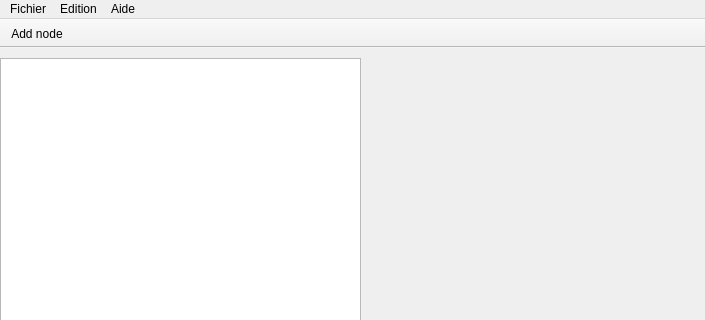
lomsansnom/IHM_OFELI, file mainwindow.ui: the form before one commit; both pictures show x 0 to 705 and y 0 to 320 of the 705 by 511 pixel window.
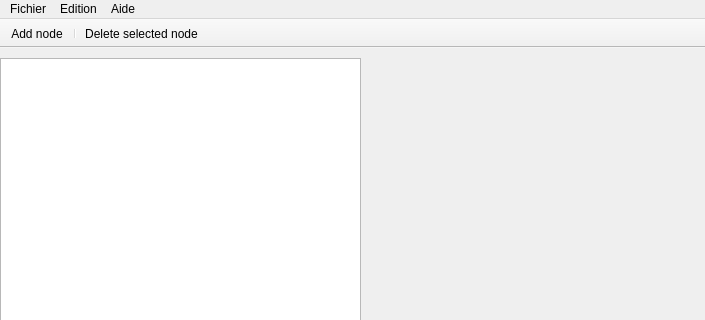
The form after the commit.

Commit message: Add possibility of add and delete nodes Fix bug when existing attributes are modified

Diff of the .ui file:
```diff
--- a/mainwindow.ui
+++ b/mainwindow.ui
@@ -145,6 +145,8 @@
     <bool>false</bool>
    </attribute>
    <addaction name="actionAdd_node"/>
+   <addaction name="separator"/>
+   <addaction name="actionDelete_selected_node"/>
   </widget>
   <widget class="QStatusBar" name="statusBar"/>
   <action name="actionA_propos">
@@ -175,6 +177,11 @@
     <string>Add node</string>
    </property>
   </action>
+  <action name="actionDelete_selected_node">
+   <property name="text">
+    <string>Delete selected node</string>
+   </property>
+  </action>
  </widget>
  <layoutdefault spacing="6" margin="11"/>
  <resources/>
```
The commit also changes 8 other files.
